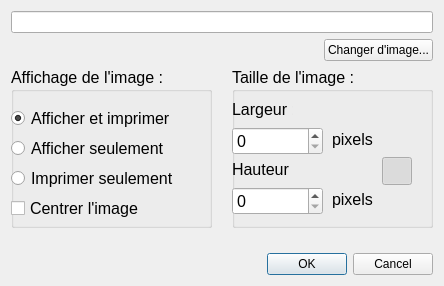
Qt form insertpicture.ui (AlypieFr/qrecipewriter) before a commit.
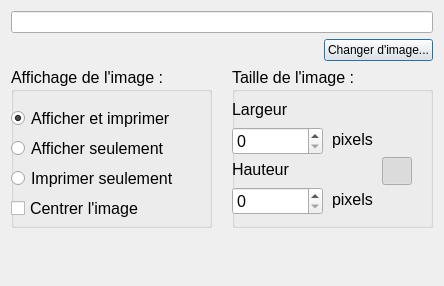
The same form after that commit. Icons and pictures are not drawn.

Diff of the .ui file:
```diff
--- a/insertpicture.ui
+++ b/insertpicture.ui
@@ -299,13 +299,6 @@
        </property>
       </spacer>
      </item>
-     <item>
-      <widget class="QDialogButtonBox" name="buttonBox">
-       <property name="standardButtons">
-        <set>QDialogButtonBox::Cancel|QDialogButtonBox::Ok</set>
-       </property>
-      </widget>
-     </item>
     </layout>
    </item>
   </layout>
```
